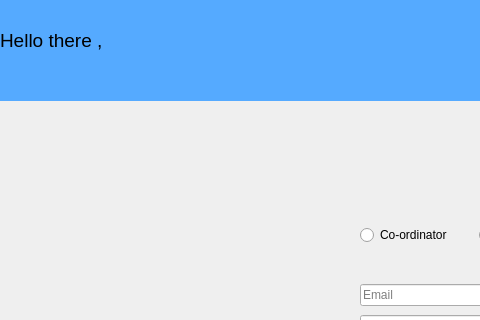
prazzx/Kakshya, file loginpage.ui: the form before one commit; both pictures show x 0 to 480 and y 0 to 320 of the 1200 by 900 pixel window.
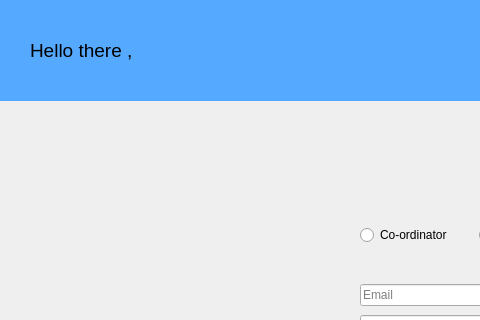
The form after the commit.

What changed in the file:
```diff
--- a/loginpage.ui
+++ b/loginpage.ui
@@ -153,26 +153,6 @@
     </item>
    </layout>
   </widget>
-  <widget class="QLabel" name="label_2">
-   <property name="geometry">
-    <rect>
-     <x>0</x>
-     <y>0</y>
-     <width>181</width>
-     <height>81</height>
-    </rect>
-   </property>
-   <property name="whatsThis">
-    <string>&lt;html&gt;&lt;head/&gt;&lt;body&gt;&lt;p&gt;&lt;br/&gt;&lt;/p&gt;&lt;/body&gt;&lt;/html&gt;</string>
-   </property>
-   <property name="styleSheet">
-    <string notr="true">font: 700 9pt &quot;Arial&quot;;
-color: rgb(0, 0, 0);</string>
-   </property>
-   <property name="text">
-    <string>&lt;html&gt;&lt;head/&gt;&lt;body&gt;&lt;p&gt;&lt;span style=&quot; font-size:14pt;&quot;&gt;Hello there ,&lt;/span&gt;&lt;/p&gt;&lt;/body&gt;&lt;/html&gt;</string>
-   </property>
-  </widget>
   <widget class="QLabel" name="label_3">
    <property name="geometry">
     <rect>
@@ -214,6 +194,26 @@
    <property name="styleSheet">
     <string notr="true">background-color: rgb(85, 170, 255);</string>
    </property>
+   <widget class="QLabel" name="label_2">
+    <property name="geometry">
+     <rect>
+      <x>150</x>
+      <y>10</y>
+      <width>181</width>
+      <height>81</height>
+     </rect>
+    </property>
+    <property name="whatsThis">
+     <string>&lt;html&gt;&lt;head/&gt;&lt;body&gt;&lt;p&gt;&lt;br/&gt;&lt;/p&gt;&lt;/body&gt;&lt;/html&gt;</string>
+    </property>
+    <property name="styleSheet">
+     <string notr="true">font: 700 9pt &quot;Arial&quot;;
+color: rgb(0, 0, 0);</string>
+    </property>
+    <property name="text">
+     <string>&lt;html&gt;&lt;head/&gt;&lt;body&gt;&lt;p&gt;&lt;span style=&quot; font-size:14pt;&quot;&gt;Hello there ,&lt;/span&gt;&lt;/p&gt;&lt;/body&gt;&lt;/html&gt;</string>
+    </property>
+   </widget>
   </widget>
   <zorder>widget</zorder>
   <zorder>pushButtonSignup</zorder>
```
Left out of the diff: 1 changed line with no effect on the pictures.
